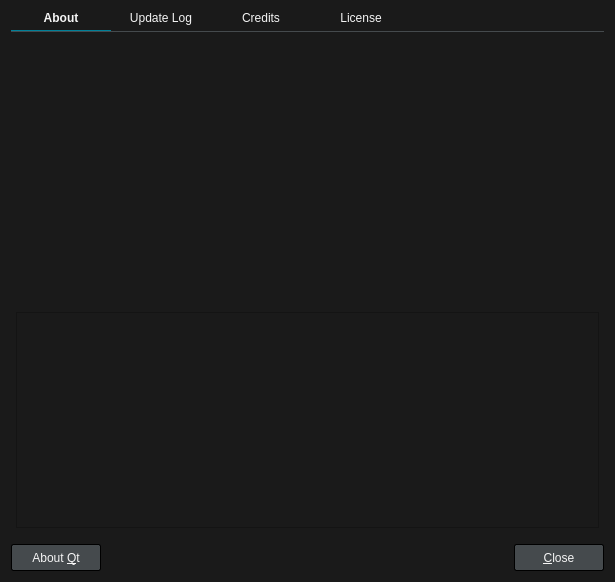
The window that src/player/ui/aboutdialog.ui (cloudskytian/sugoi-player-deprecated) describes before a commit, drawn with Qt 5.
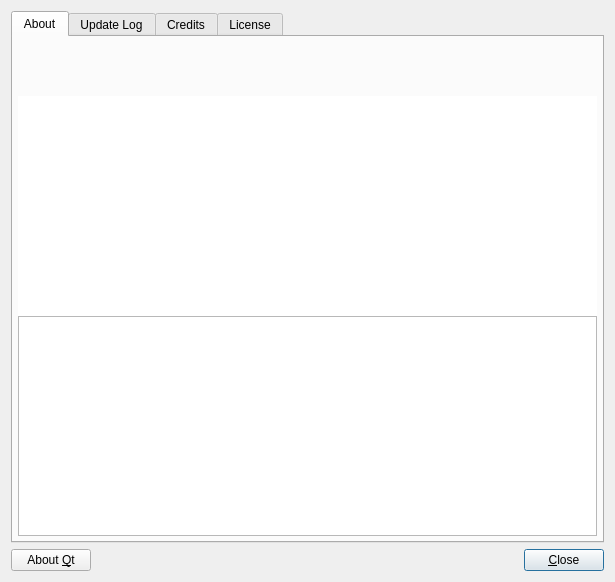
The same window after the commit. Icons and pictures are not drawn.

```diff
--- a/src/player/ui/aboutdialog.ui
+++ b/src/player/ui/aboutdialog.ui
@@ -14,110 +14,13 @@
    <string>About Sugoi Player</string>
   </property>
   <property name="styleSheet">
-   <string notr="true">QWidget {
-	font: 12px &quot;Noto Sans&quot;, &quot;FreeSans&quot;;
-	background: #1A1A1A;
-	color: whitesmoke;
-}
-
-/* QPushButton */
-
-QPushButton {
-	background: #454A4D;
-	border: 1px solid #000;
-	border-radius: 2px;
-	color: whitesmoke;
-	min-width: 76px;
-	min-height: 17px;
-	padding: 4px 6px;
-}
-QPushButton:focus {
-	border: 1px solid #008098;
-	outline: none;
-}
-QPushButton:pressed {
-	background: #2E3133;
-}
-QPushButton:disabled {
-	background: transparent;
-	border: 1px solid #454A4D;
-	color: #6F6F6F;
-}
-
-/* QScrollBar */
-
-QScrollBar:vertical {
-	padding-left: 1px;
-	width: 6px;
-}
-QScrollBar::handle:vertical {
-	background: #008098;
-	border-radius: 2px;
-	min-height: 10px;
-}
-QScrollBar::add-line:vertical,
-QScrollBar::sub-line:vertical {
-	border: none;
-}
-QScrollBar::add-page:vertical,
-QScrollBar::sub-page:vertical  {
-	background: #383838;
-	margin: 0 2px;
-}
-QScrollBar::up-arrow:vertical,
-QScrollBar::down-arrow:vertical {
-	background: transparent;
-}
-
-QScrollBar:horizontal {
-	height: 6px;
-	padding-top: 1px;
-}
-QScrollBar::handle:horizontal {
-	background: #008098;
-	border-radius: 2px;
-	min-width: 10px;
-}
-QScrollBar::add-line:horizontal,
-QScrollBar::sub-line:horizontal {
-	border: none;
-}
-QScrollBar::add-page:horizontal,
-QScrollBar::sub-page:horizontal {
-	background: #383838;
-	margin: 2px 0;
-}
-QScrollBar::left-arrow:horizontal,
-QScrollBar::right-arrow:horizontal {
-	background: transparent;
-}</string>
+   <string notr="true"/>
   </property>
   <layout class="QVBoxLayout" name="verticalLayout_4">
    <item>
     <widget class="QTabWidget" name="tabWidget">
      <property name="styleSheet">
-      <string notr="true">QTabWidget::pane { /* The tab widget frame */
-	border-top: 1px solid #454A4D;
-	padding: 5px 0px;
-}
-
-QTabWidget::tab-bar { alignment: center; }
-
-/* Style the tab using the tab sub-control. Note that
-    it reads QTabBar _not_ QTabWidget */
-QTabBar::tab {
-	border-style: none;
-	padding-bottom: 5px;
-	min-width: 100px;
-}
-QTabBar::tab:selected {
-	border-bottom: 1px solid #008098;
-	font-weight: bold;
-}
-QTabBar::tab:!selected {
-	font-weight: normal;
-	margin-bottom: 1px;
-}</string>
+      <string notr="true"/>
      </property>
      <property name="currentIndex">
       <number>0</number>
```
